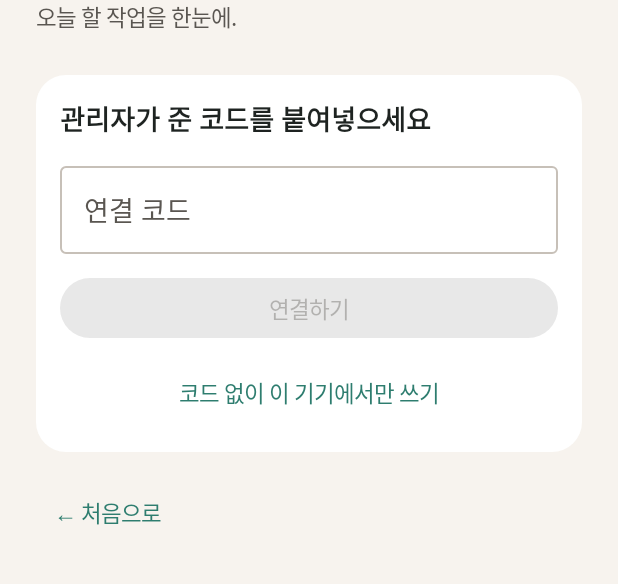
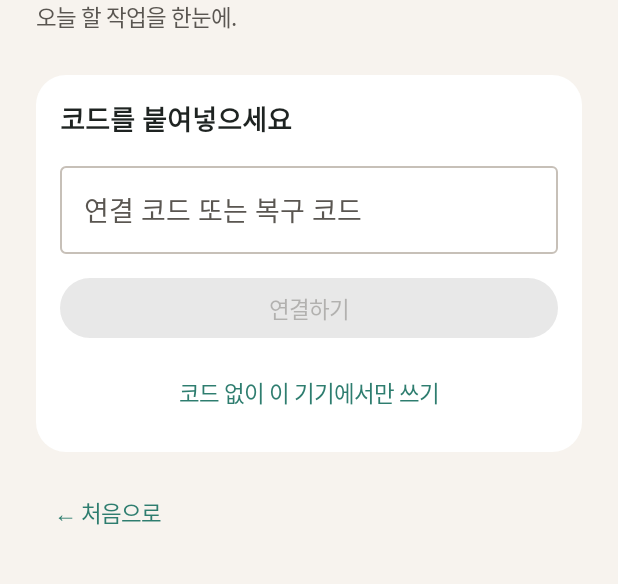
Before and after one commit to nohkwangsun/henny, an Android app built with Jetpack Compose: the screen it shows after launch (MainActivity), after a tap on "작업자 기기예요", on a phone screen of 412 x 824 dp, the part 138-722 px from its top. Run offline under Robolectric (Android 15) with nearby library versions, the phone set to English and light mode, and no system bars.

Commit message:
재설치해도 자료가 사라지지 않게 한다
앱을 새로 받을 때마다 지우고 다시 깔아야 했고 기록도 함께 날아갔다.
원인이 두 가지였고 둘 다 손봤다.

1) 빌드마다 서명이 달랐다. 업로드 키를 넣기 전에는 일회용 키로 서명해
   덮어 설치가 거부됐다. 시크릿이 등록된 지금은 해결됐다.

2) 저장 형식이 바뀌면 예전 파일을 조용히 버리고 빈 상태로 시작했다.
   이제 못 읽은 파일을 .broken 으로 남기고 설정 화면에서 알려 준다.
   팀 저장소를 쓰면 곧 원격에서 다시 내려온다.

그리고 실제 데이터 유실 버그를 하나 고쳤다. 관리자 기기를 재설치하면
planBin 이 비어 있어 provisionBins 가 새 family key 를 만들었고, 그때까지
쌓인 자료가 통째로 고아가 됐다. 관리자 복구 코드를 추가해 원래 경로로
돌아올 수 있게 했다. 작업자는 연결 코드로 이미 복구가 됐지만 관리자에게는
그 수단이 없었다.

연결 코드 형식도 손으로 만든 JSON 조립·정규식 파싱에서 kotlinx.serialization
으로 바꿨다(HENNY2). 문서 주소 맵을 통째로 담아야 해서 기존 방식으로는
감당이 안 됐다.

설정 화면에 앱 버전을 표시해 업데이트가 반영됐는지 눈으로 확인할 수 있다.

Co-Authored-By: Claude Opus 5 <noreply@anthropic.com>
Claude-Session: https://claude.ai/code/session_016Ema9JYKwMrzP6pdYRd1VR

```diff
--- a/app/src/main/java/com/henny/checklist/data/LocalStore.kt
+++ b/app/src/main/java/com/henny/checklist/data/LocalStore.kt
@@ -12,21 +12,42 @@ import java.io.File
  */
 class LocalStore(context: Context) {
 
-    private val dir: File = File(context.filesDir, "henny").apply { mkdirs() }
+    @PublishedApi
+    internal val dir: File = File(context.filesDir, "henny").apply { mkdirs() }
 
-    private val json = Json {
+    @PublishedApi
+    internal val json: Json = Json {
         ignoreUnknownKeys = true
         encodeDefaults = true
         prettyPrint = false
     }
 
-    private fun file(name: String) = File(dir, name)
+    @PublishedApi
+    internal fun file(name: String) = File(dir, name)
 
     private inline fun <reified T> read(name: String, fallback: T): T {
         val f = file(name)
         if (!f.exists()) return fallback
-        return runCatching { json.decodeFromString<T>(f.readText()) }.getOrDefault(fallback)
+        val text = f.readText()
+        return runCatching { json.decodeFromString<T>(text) }.getOrElse {
+            // 저장 형식이 바뀌어 못 읽는 경우가 있다. 조용히 버리면 복구할 길이 없으므로
+            // 원본을 옆에 남겨 두고 기본값으로 시작한다. (팀 저장소를 쓰면 곧 다시 받아온다)
+            runCatching { File(dir, "$name.broken").writeText(text) }
+            fallback
+        }
     }
+
+    /** 형식이 안 맞아 밀려난 파일이 있는지. 설정 화면에서 알려 주려고 쓴다. */
+    fun brokenFiles(): List<String> =
+        dir.listFiles()?.filter { it.name.endsWith(".broken") }?.map { it.name }.orEmpty()
+
+    fun clearBrokenFiles() {
+        dir.listFiles()?.filter { it.name.endsWith(".broken") }?.forEach { it.delete() }
+    }
+
+    /** 연결 코드처럼 작은 객체를 주고받을 때 쓰는 공용 인코더. */
+    inline fun <reified T> encodeAny(value: T): String = json.encodeToString(value)
+    inline fun <reified T> decodeAny(text: String): T = json.decodeFromString(text)
 
     private inline fun <reified T> write(name: String, value: T) {
         val f = file(name)
--- a/app/src/main/java/com/henny/checklist/ui/SetupScreen.kt
+++ b/app/src/main/java/com/henny/checklist/ui/SetupScreen.kt
@@ -88,6 +88,11 @@ fun SetupScreen(repo: Repository, plan: Plan, settings: Settings) {
                         },
                         modifier = Modifier.fillMaxWidth()
                     ) { Text("작업자 기기예요") }
+                    Spacer(Modifier.height(10.dp))
+                    TextButton(
+                        onClick = { step = Step.WORKER_PAIR },
+                        modifier = Modifier.fillMaxWidth()
+                    ) { Text("쓰던 기기 복구 (코드 있음)") }
                 }
             }
 
@@ -187,12 +192,12 @@ fun SetupScreen(repo: Repository, plan: Plan, settings: Settings) {
             }
 
             Step.WORKER_PAIR -> {
-                SectionCard(title = "관리자가 준 코드를 붙여넣으세요") {
+                SectionCard(title = "코드를 붙여넣으세요") {
                     OutlinedTextField(
                         value = code,
                         onValueChange = { code = it },
-                        label = { Text("연결 코드") },
-                        placeholder = { Text("HENNY1:...") },
+                        label = { Text("연결 코드 또는 복구 코드") },
+                        placeholder = { Text("HENNY2:...") },
                         modifier = Modifier.fillMaxWidth()
                     )
                     Spacer(Modifier.height(12.dp))
```
Also changed, not shown: app/src/main/java/com/henny/checklist/data/Repository.kt (+82 -35 lines), app/src/main/java/com/henny/checklist/ui/SettingsScreen.kt (+76 -2 lines), 1 other file.
